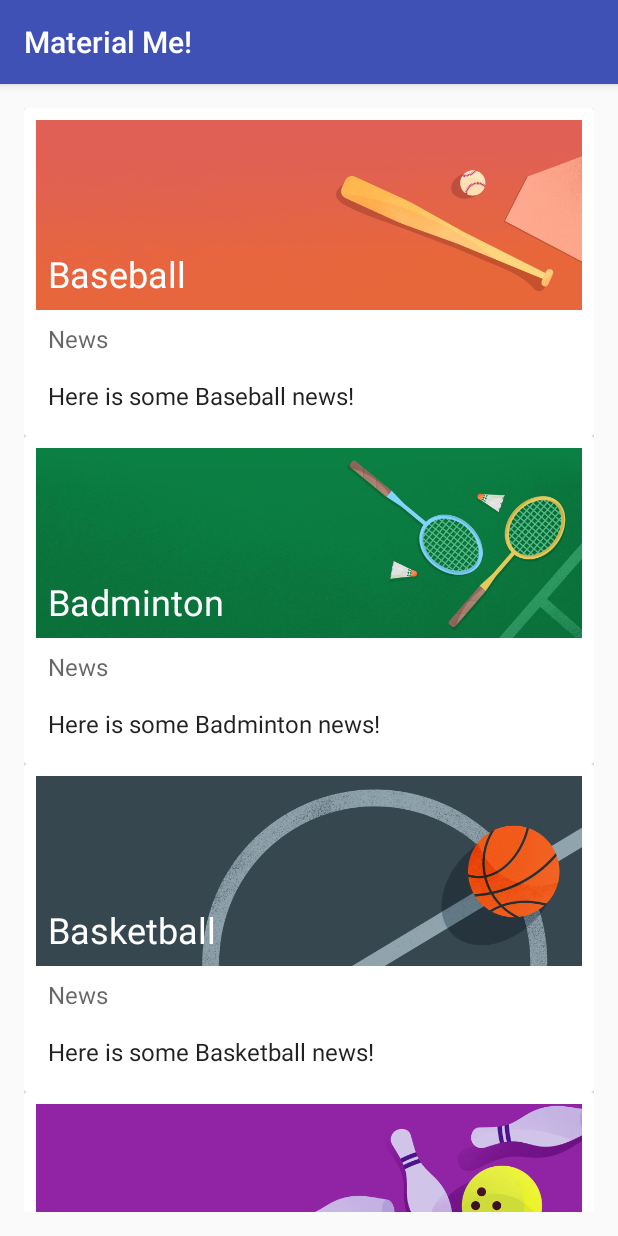
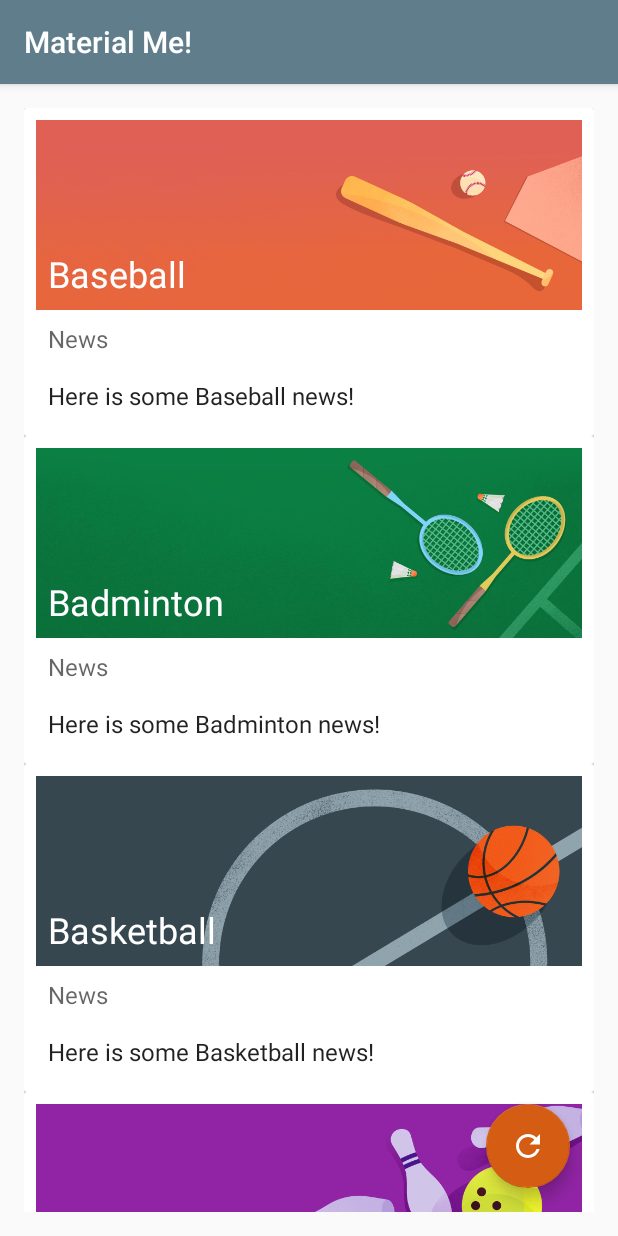
Before and after one commit to LolaAbudu/MaterialMe-Glide, an Android app: the screen it shows after launch (MainActivity), on a phone screen of 412 x 824 dp. Run offline under Robolectric (Android 15) with nearby library versions, the phone set to English and light mode, and no system bars; pictures from the network do not load.

Commit message:
completed project

```diff
--- a/app/build.gradle
+++ b/app/build.gradle
@@ -20,11 +20,16 @@ android {
 
 dependencies {
     implementation fileTree(dir: 'libs', include: ['*.jar'])
+    implementation 'com.android.support.constraint:constraint-layout:1.1.3'
     testImplementation 'junit:junit:4.12'
     implementation 'com.android.support:appcompat-v7:27.1.1'
     implementation 'com.android.support:recyclerview-v7:27.1.1'
     implementation 'com.android.support:cardview-v7:28.0.0'
     implementation 'com.github.bumptech.glide:glide:3.7.0'
 
+    implementation 'com.android.support:design:27.1.1'
+
+
+
 
 }
--- a/app/src/main/java/com/example/android/materialme/SportsAdapter.java
+++ b/app/src/main/java/com/example/android/materialme/SportsAdapter.java
@@ -17,6 +17,7 @@
 package com.example.android.materialme;
 
 import android.content.Context;
+import android.content.Intent;
 import android.support.v7.widget.RecyclerView;
 import android.view.LayoutInflater;
 import android.view.View;
@@ -31,7 +32,7 @@ import java.util.ArrayList;
 /***
  * The adapter class for the RecyclerView, contains the sports data.
  */
-class SportsAdapter extends RecyclerView.Adapter<SportsAdapter.ViewHolder>  {
+class SportsAdapter extends RecyclerView.Adapter<SportsAdapter.ViewHolder> {
 
     // Member variables.
     private ArrayList<Sport> mSportsData;
@@ -92,10 +93,12 @@ class SportsAdapter extends RecyclerView.Adapter<SportsAdapter.ViewHolder>  {
     }
 
 
+
+
     /**
      * ViewHolder class that represents each row of data in the RecyclerView.
      */
-    class ViewHolder extends RecyclerView.ViewHolder {
+    class ViewHolder extends RecyclerView.ViewHolder implements View.OnClickListener {
 
         // Member Variables for the TextViews
         private TextView mTitleText;
@@ -116,6 +119,9 @@ class SportsAdapter extends RecyclerView.Adapter<SportsAdapter.ViewHolder>  {
             mInfoText = itemView.findViewById(R.id.subTitle);
             mSportsImage = itemView.findViewById(R.id.sportsImage);
 
+            // Set the OnClickListener to the entire view.
+            itemView.setOnClickListener(this);
+
         }
 
         void bindTo(Sport currentSport){
@@ -126,5 +132,16 @@ class SportsAdapter extends RecyclerView.Adapter<SportsAdapter.ViewHolder>  {
 
 
         }
+
+        @Override
+        public void onClick(View view) {
+            Sport currentSport = mSportsData.get(getAdapterPosition());
+            Intent detailIntent = new Intent(mContext, DetailActivity.class);
+            detailIntent.putExtra("title", currentSport.getTitle());
+            detailIntent.putExtra("image_resource",
+                    currentSport.getImageResource());
+            mContext.startActivity(detailIntent);
+
+        }
     }
 }
--- /dev/null
+++ b/app/src/main/res/drawable/ic_reset.xml
@@ -0,0 +1,9 @@
+<vector xmlns:android="http://schemas.android.com/apk/res/android"
+        android:width="24dp"
+        android:height="24dp"
+        android:viewportWidth="24.0"
+        android:viewportHeight="24.0">
+    <path
+        android:fillColor="#FF000000"
+        android:pathData="M17.65,6.35C16.2,4.9 14.21,4 12,4c-4.42,0 -7.99,3.58 -7.99,8s3.57,8 7.99,8c3.73,0 6.84,-2.55 7.73,-6h-2.08c-0.82,2.33 -3.04,4 -5.65,4 -3.31,0 -6,-2.69 -6,-6s2.69,-6 6,-6c1.66,0 3.14,0.69 4.22,1.78L13,11h7V4l-2.35,2.35z"/>
+</vector>
--- a/app/src/main/res/layout/activity_main.xml
+++ b/app/src/main/res/layout/activity_main.xml
@@ -30,4 +30,15 @@
         android:layout_width="match_parent"
         android:layout_height="match_parent" />
 
+    <android.support.design.widget.FloatingActionButton
+        android:layout_width="wrap_content"
+        android:layout_height="wrap_content"
+        android:layout_alignParentBottom="true"
+        android:layout_alignParentRight="true"
+        android:layout_alignParentEnd="true"
+        android:layout_margin="16dp"
+        android:src="@drawable/ic_reset"
+        android:tint="@android:color/white"
+        android:onClick="resetSports"/>
+
 </RelativeLayout>
--- a/app/src/main/res/values/colors.xml
+++ b/app/src/main/res/values/colors.xml
@@ -15,7 +15,7 @@
   limitations under the License.
   -->
 <resources>
-    <color name="colorPrimary">#3F51B5</color>
-    <color name="colorPrimaryDark">#303F9F</color>
-    <color name="colorAccent">#FF4081</color>
+    <color name="colorPrimary">#607D8B</color>
+    <color name="colorPrimaryDark">#37474F</color>
+    <color name="colorAccent">#d45d13</color>
 </resources>
--- a/app/src/main/res/values/strings.xml
+++ b/app/src/main/res/values/strings.xml
@@ -19,6 +19,7 @@
     <string name="news_placeholder">News</string>
     <string name="sports_info_placeholder">Here is some news</string>
     <string name="list_item_imageView_contentDescription">image</string>
+    <string name="substitute_detail_text">I removed the placeholder text string and pasted a paragraph of generic text to substitute detail text.</string>
 
     <string-array name="sports_titles">
         <item>Baseball</item>
```
Also changed, not shown: app/src/main/AndroidManifest.xml (+4 -4 lines), app/src/main/java/com/example/android/materialme/DetailActivity.java (added, +25 -0 lines), app/src/main/java/com/example/android/materialme/MainActivity.java (+27 -0 lines), app/src/main/res/layout/activity_detail.xml (added, +49 -0 lines), 1039 other files.
